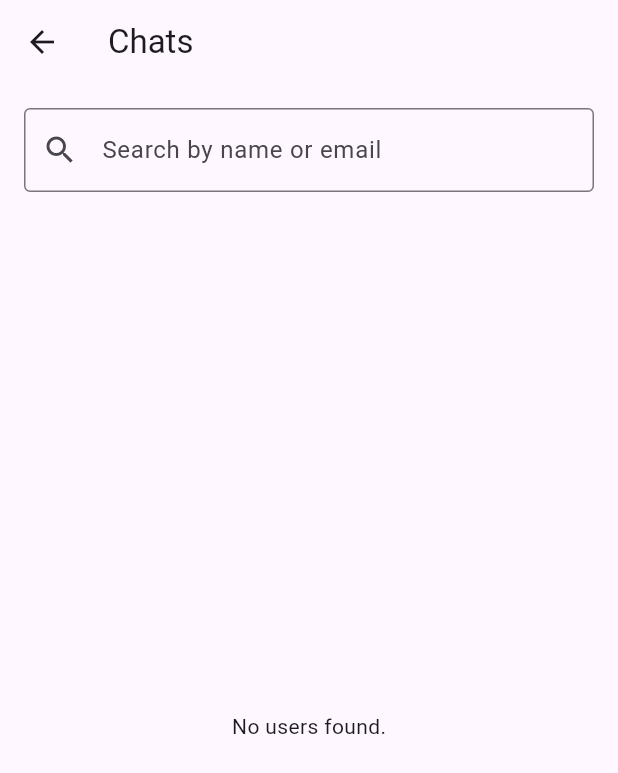
After one commit to valjoshuadevera/devera_advmobprogAY2627, a Flutter app: the ChatScreen screen opened by its route, on a phone screen of 412 x 824 dp. The commit adds this screen. Shown: the top 773 px of the screen. Run offline on Flutter 3.47's test engine with Material 3 defaults, Android fonts, the phone set to English and light mode, and no system bars; our stand-ins replace cloud_firestore, firebase_auth, firebase_core, flutter_dotenv, flutter_screenutil, shared_preferences; accounts and stored records are empty.

Commit message:
lab_act6

```diff
--- a/lib/main.dart
+++ b/lib/main.dart
@@ -1,6 +1,7 @@
 
 import 'package:devera_advmovprog_ay2627/firebase_options.dart';
 import 'package:devera_advmovprog_ay2627/providers/theme_provider.dart';
+import 'package:devera_advmovprog_ay2627/screens/chat_screen.dart';
 import 'package:devera_advmovprog_ay2627/screens/home_screen.dart';
 import 'package:devera_advmovprog_ay2627/screens/settings_screen.dart';
 import 'package:devera_advmovprog_ay2627/screens/signin_screen.dart';
@@ -58,6 +59,7 @@ class RosalesAdvMobProg extends StatelessWidget {
               '/signup': (context) => const SignupScreen(),
               '/home': (context) => const HomeScreen(),
               '/settings': (context) => const SettingsScreen(),
+              '/chat': (context) => const ChatScreen(),
             },
           );
         },
--- /dev/null
+++ b/lib/models/message.dart
@@ -0,0 +1,39 @@
+import 'package:cloud_firestore/cloud_firestore.dart';
+
+class MessageModel {
+  final String senderId;
+  final String senderEmail;
+  final String receiverId;
+  final String message;
+  final Timestamp timestamp;
+
+  const MessageModel({
+    required this.senderId,
+    required this.senderEmail,
+    required this.receiverId,
+    required this.message,
+    required this.timestamp,
+  });
+
+  Map<String, dynamic> toMap() {
+    return {
+      'senderId': senderId,
+      'senderEmail': senderEmail,
+      'receiverId': receiverId,
+      'message': message,
+      'timestamp': timestamp,
+    };
+  }
+
+  factory MessageModel.fromMap(Map<String, dynamic> map) {
+    return MessageModel(
+      senderId: map['senderId'] ?? '',
+      senderEmail: map['senderEmail'] ?? '',
+      receiverId: map['receiverId'] ?? '',
+      message: map['message'] ?? '',
+      timestamp: map['timestamp'] is Timestamp
+          ? map['timestamp'] as Timestamp
+          : Timestamp.now(),
+    );
+  }
+}
--- /dev/null
+++ b/lib/screens/chat_screen.dart
@@ -0,0 +1,140 @@
+import 'package:firebase_auth/firebase_auth.dart';
+import 'package:flutter/material.dart';
+import 'package:flutter_screenutil/flutter_screenutil.dart';
+
+import '../services/chat_service.dart';
+import '../widgets/custom_text.dart';
+import 'chat_detailscreen.dart';
+
+class ChatScreen extends StatefulWidget {
+  const ChatScreen({super.key});
+
+  @override
+  State<ChatScreen> createState() => _ChatScreenState();
+}
+
+class _ChatScreenState extends State<ChatScreen> {
+  final ChatService _chatService = ChatService();
+  final TextEditingController _searchController = TextEditingController();
+  String _query = '';
+
+  @override
+  void dispose() {
+    _searchController.dispose();
+    super.dispose();
+  }
+
+  @override
+  Widget build(BuildContext context) {
+    final currentUser = FirebaseAuth.instance.currentUser;
+
+    return Scaffold(
+      appBar: AppBar(title: const Text('Chats')),
+      body: currentUser == null
+          ? const Center(
+              child: Padding(
+                padding: EdgeInsets.all(24),
+                child: Text(
+                  'Please sign in with Firebase to use Firestore chat.',
+                  textAlign: TextAlign.center,
+                ),
+              ),
+            )
+          : Column(
+              children: [
+                // Enhancement 2: Search users by name or email.
+                Padding(
+                  padding: EdgeInsets.all(16.r),
+                  child: TextField(
+                    controller: _searchController,
+                    decoration: const InputDecoration(
+                      border: OutlineInputBorder(),
+                      hintText: 'Search by name or email',
+                      prefixIcon: Icon(Icons.search),
+                    ),
+                    onChanged: (value) {
+                      setState(() {
+                        _query = value.trim().toLowerCase();
+                      });
+                    },
+                  ),
+                ),
+                Expanded(
+                  child: StreamBuilder<List<Map<String, dynamic>>>(
+                    stream: _chatService.getRegisteredUsers(),
+                    builder: (context, snapshot) {
+                      if (snapshot.connectionState == ConnectionState.waiting) {
+                        return const Center(child: CircularProgressIndicator());
+                      }
+
+                      if (snapshot.hasError) {
+                        return Center(
+                          child: Text(
+                            'Unable to load users: ${snapshot.error}',
+                          ),
+                        );
+                      }
+
+                      final users = (snapshot.data ?? []).where((user) {
+                        final name = (user['name'] ?? '')
+                            .toString()
+                            .toLowerCase();
+                        final email = (user['email'] ?? '')
+                            .toString()
+                            .toLowerCase();
+                        return _query.isEmpty ||
+                            name.contains(_query) ||
+                            email.contains(_query);
+                      }).toList();
+
+                      if (users.isEmpty) {
+                        return const Center(child: Text('No users found.'));
+                      }
+
+                      return ListView.separated(
+                        itemCount: users.length,
+                        separatorBuilder: (_, _) => const Divider(height: 1),
+                        itemBuilder: (context, index) {
+                          final user = users[index];
+                          final name = (user['name'] ?? '').toString();
+                          final email = (user['email'] ?? '').toString();
+
+                          return ListTile(
+                            leading: CircleAvatar(
+                              backgroundColor: Colors.amber.shade200,
+                              child: Text(
+                                (name.isNotEmpty ? name : email)
+                                    .substring(0, 1)
+                                    .toUpperCase(),
+                              ),
+                            ),
+                            title: CustomText(
+                              text: name.isEmpty ? email : name,
+                              fontSize: 15.sp,
+                              fontWeight: FontWeight.w600,
+                            ),
+                            subtitle: Text(email),
+                            trailing: const Icon(Icons.chevron_right),
+                            onTap: () {
+                              Navigator.push(
+                                context,
+                                MaterialPageRoute(
+                                  builder: (_) => ChatDetailScreen(
+                                    receiverId: user['uid'] ?? '',
+                                    receiverEmail: email,
+                                    receiverName: name.isEmpty ? email : name,
+                                  ),
+                                ),
+                              );
+                            },
+                          );
+                        },
+                      );
+                    },
+                  ),
+                ),
+              ],
+            ),
+    );
+  }
+}
--- a/pubspec.yaml
+++ b/pubspec.yaml
@@ -17,6 +17,7 @@ dependencies:
   shared_preferences: ^2.5.6
   firebase_core: ^4.15.0
   firebase_auth: ^6.7.0
+  cloud_firestore: ^6.10.0
 
 dev_dependencies:
   flutter_test:
```
Also changed, not shown: lib/screens/chat_detailscreen.dart (added, +298 -0 lines), lib/services/chat_service.dart (added, +171 -0 lines), pubspec.lock, 2 other files.
